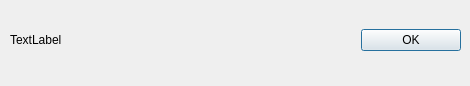
Before: the Qt Designer form errorwindow.ui in minorsecond/CF_Tool, drawn with Qt 5.
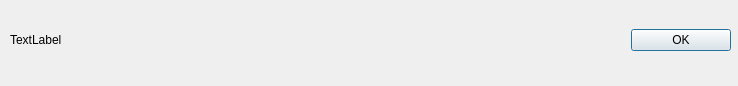
After: the same form once the commit is applied.

Commit message: Process access points

```diff
--- a/errorwindow.ui
+++ b/errorwindow.ui
@@ -6,7 +6,7 @@
    <rect>
     <x>0</x>
     <y>0</y>
-    <width>470</width>
+    <width>738</width>
     <height>86</height>
    </rect>
   </property>
@@ -18,7 +18,7 @@
     <rect>
      <x>10</x>
      <y>10</y>
-     <width>451</width>
+     <width>721</width>
      <height>61</height>
     </rect>
    </property>
```
The commit also changes 2 other files.
